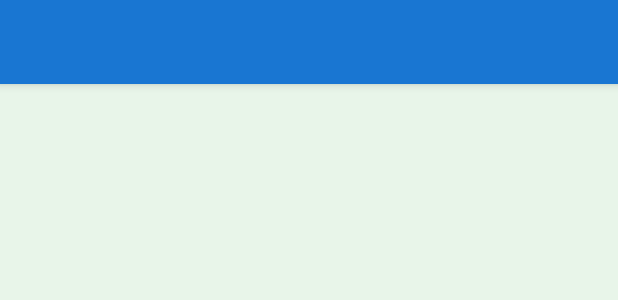
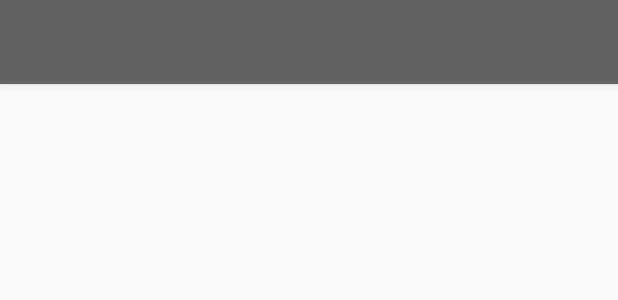
Before and after one commit to maheshgaya/OSM-LIPS, an Android app: the layout app_bar_location_services.xml on its own in the app's theme, with its tools: preview values and no code run, on a phone screen of 412 x 824 dp. Shown: the top 300 px of the screen. Run offline under Robolectric (Android 15) with nearby library versions, the phone set to English and light mode, and no system bars.

Commit message:
UI update

```diff
--- a/app/src/main/res/layout/app_bar_location_services.xml
+++ b/app/src/main/res/layout/app_bar_location_services.xml
@@ -7,8 +7,7 @@
     android:layout_width="match_parent"
     android:layout_height="match_parent"
     tools:context=".GetLocation"
-    android:fitsSystemWindows="true"
-    android:background="@color/colorLocationBackground">
+    android:fitsSystemWindows="true">
     <android.support.design.widget.AppBarLayout
         android:layout_width="match_parent"
         android:layout_height="wrap_content"
--- a/app/src/main/res/layout/app_bar_wifi_scanner.xml
+++ b/app/src/main/res/layout/app_bar_wifi_scanner.xml
@@ -7,8 +7,7 @@
     android:layout_width="match_parent"
     android:layout_height="match_parent"
     tools:context=".WifiScanner"
-    android:fitsSystemWindows="true"
-    android:background="@color/colorWifiBackground">
+    android:fitsSystemWindows="true">
 
     <android.support.design.widget.AppBarLayout
         android:layout_width="match_parent"
--- a/app/src/main/res/layout/content_location_services.xml
+++ b/app/src/main/res/layout/content_location_services.xml
@@ -21,14 +21,14 @@
             android:layout_width="wrap_content"
             android:layout_height="wrap_content"
             android:layout_gravity="left"
-            android:textColor="@color/colorText"
+            android:textColor="@color/colorBlack"
             android:textSize="18sp" />
         <TextView
             android:id="@+id/txt_longitude"
             android:layout_width="wrap_content"
             android:layout_height="wrap_content"
             android:layout_gravity="left"
-            android:textColor="@color/colorText"
+            android:textColor="@color/colorBlack"
             android:textSize="18sp"/>
 
         <TextView
@@ -36,7 +36,7 @@
             android:layout_width="wrap_content"
             android:layout_height="wrap_content"
             android:layout_gravity="left"
-            android:textColor="@color/colorText"
+            android:textColor="@color/colorBlack"
             android:textSize="18sp"/>
 
     </LinearLayout>
--- a/app/src/main/res/layout/nav_header_main.xml
+++ b/app/src/main/res/layout/nav_header_main.xml
@@ -24,7 +24,7 @@
         android:paddingLeft="@dimen/activity_horizontal_margin"
         android:text="Open LIPS"
         android:textSize="20sp"
-        android:textColor="@color/colorTextWhite"
+        android:textColor="@color/colorWhite"
         android:textAppearance="@style/TextAppearance.AppCompat.Body1" />
 
 
--- a/app/src/main/res/menu/main.xml
+++ b/app/src/main/res/menu/main.xml
@@ -5,7 +5,8 @@
         android:id="@+id/action_search"
         android:icon="@drawable/ic_search_white_48dp"
         android:title="@string/action_search"
-        app:showAsAction="ifRoom"/>
+        app:showAsAction="ifRoom"
+        app:actionViewClass="android.support.v7.widget.SearchView"/>
     <item
         android:id="@+id/action_settings"
         android:orderInCategory="100"
--- a/app/src/main/res/values/colors.xml
+++ b/app/src/main/res/values/colors.xml
@@ -1,22 +1,5 @@
 <?xml version="1.0" encoding="utf-8"?>
 <resources>
-    <color name="colorPrimary">#1976D2</color>
-    <color name="colorPrimaryDark">#0D47A1</color>
-    <color name="colorAccent">#FF4081</color>
-    <color name="colorMainBackground">#E3F2FD</color>
-    <color name="colorLocationBackground">#E8F5E9</color>
-    <color name="colorWifiTitleText">#5D4037</color>
-    <color name="colorWifiBackground">#EFEBE9</color>
-    <color name="colorWifiDarkBackground">#D7CCC8</color>
-
-    <color name="colorLocationButton">#81C784</color>
-    <color name="colorMainButton">#4FC3F7</color>
-
-    <color name="colorTextWhite">#FFFFFF</color>
-    <color name="colorText">#000000</color>
-    <color name="colorTextHint">#ff4081</color>
-    <color name="colorTitleText">#d25959</color>
-
     <!-- MATERIAL DESIGN COLORS -->
     <!-- Black -->
     <color name="colorBlack">#000000</color>
--- a/app/src/main/res/values/styles.xml
+++ b/app/src/main/res/values/styles.xml
@@ -3,10 +3,10 @@
     <!-- Base application theme. -->
     <style name="AppTheme" parent="Theme.AppCompat.Light.NoActionBar">
         <!-- Customize your theme here. -->
-        <item name="colorPrimary">@color/colorPrimary</item>
-        <item name="colorPrimaryDark">@color/colorPrimaryDark</item>
-        <item name="colorAccent">@color/colorAccent</item>
-        <item name="android:windowBackground">@color/colorMainBackground</item>
+        <item name="colorPrimary">@color/colorGrey700</item>
+        <item name="colorPrimaryDark">@color/colorGrey900</item>
+        <item name="colorAccent">@color/colorAccentLightBlue200</item>
+        <item name="android:windowBackground">@color/colorGrey50</item>
     </style>
 
     <style name="AppTheme.NoActionBar">
@@ -19,14 +19,16 @@
     <style name="AppTheme.PopupOverlay" parent="ThemeOverlay.AppCompat.Light" />
 
     <style name="GetLocationActivityTheme" parent="Theme.AppCompat.DayNight.NoActionBar">
-        <item name="colorPrimary">#388E3C</item>
-        <item name="colorPrimaryDark">#1B5E20</item>
-        <item name="colorAccent">#2196F3</item>
+        <item name="colorPrimary">@color/colorGreen700</item>
+        <item name="colorPrimaryDark">@color/colorGreen900</item>
+        <item name="colorAccent">@color/colorAccentBlue200</item>
+        <item name="android:windowBackground">@color/colorGreen50</item>
     </style>
 
     <style name="WifiScannerActivityTheme" parent="Theme.AppCompat.DayNight.NoActionBar">
-        <item name="colorPrimary">#5D4037</item>
-        <item name="colorPrimaryDark">#3E2723</item>
-        <item name="colorAccent">#2196F3</item>
+        <item name="colorPrimary">@color/colorBrown700</item>
+        <item name="colorPrimaryDark">@color/colorBrown900</item>
+        <item name="colorAccent">@color/colorAccentRed200</item>
+        <item name="android:windowBackground">@color/colorBrown50</item>
     </style>
 </resources>
```
Also changed, not shown: app/src/main/java/edu/drake/research/android/openlips/BaseActivity.java (+7 -0 lines).
